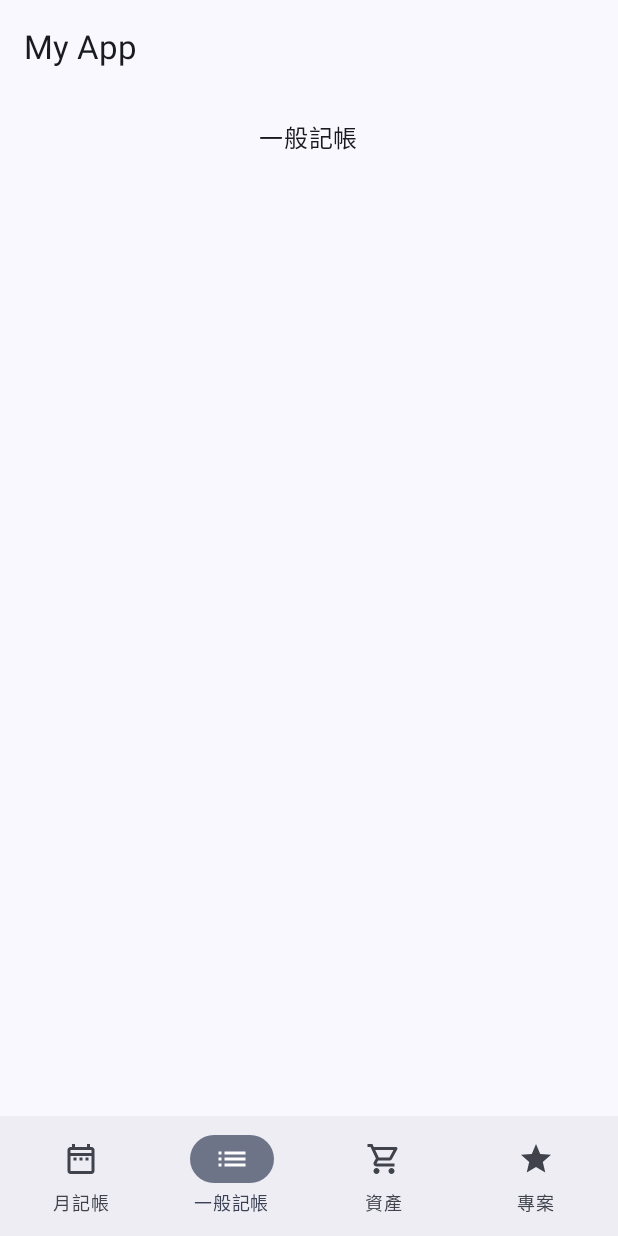
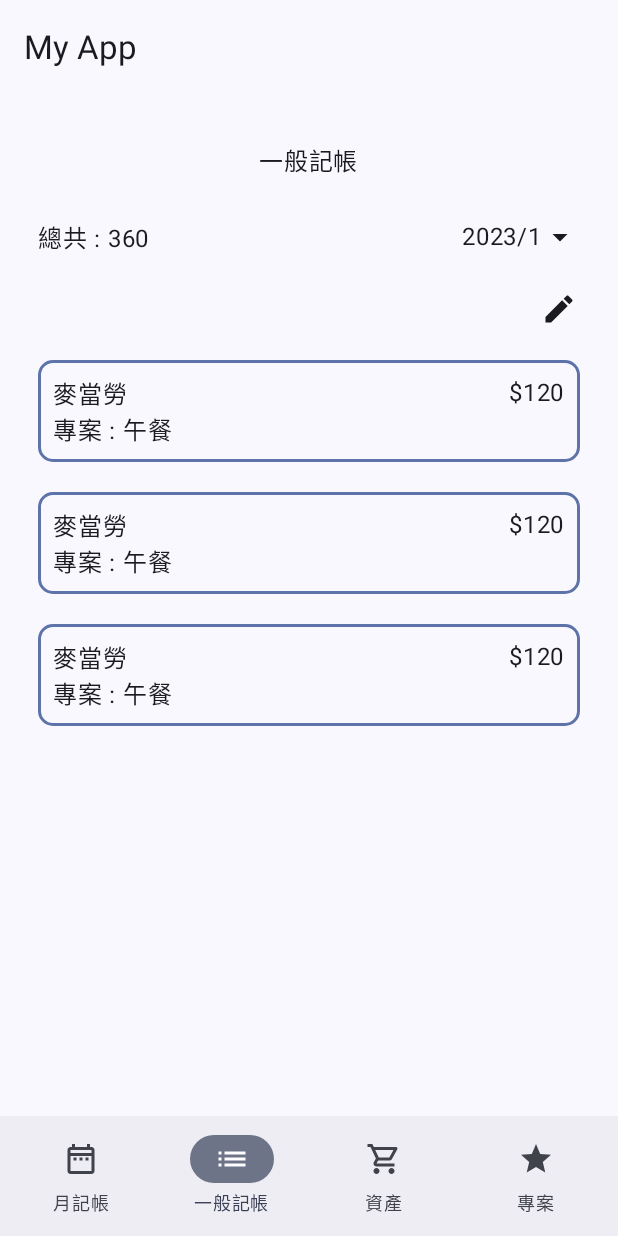
Before and after one commit to kikiouo201/FullMoonMoney, an Android app built with Jetpack Compose: the screen it shows after launch (MainActivity), item 2 of the bottom bar chosen, on a phone screen of 412 x 824 dp. Run offline under Robolectric (Android 15) with nearby library versions, the light colour scheme and no system bars.

Commit message:
Add the general accounting ui

```diff
--- a/app/src/main/java/com/example/fullmoonmoney/ui/custom/Table.kt
+++ b/app/src/main/java/com/example/fullmoonmoney/ui/custom/Table.kt
@@ -6,7 +6,6 @@ import androidx.compose.foundation.border
 import androidx.compose.foundation.layout.Row
 import androidx.compose.foundation.layout.padding
 import androidx.compose.foundation.text.KeyboardOptions
-import androidx.compose.material3.ExperimentalMaterial3Api
 import androidx.compose.material3.OutlinedTextField
 import androidx.compose.material3.Text
 import androidx.compose.runtime.Composable
@@ -40,7 +39,6 @@ fun TableHeaderCell(
 }
 
 // 內容
-@OptIn(ExperimentalMaterial3Api::class)
 @Composable
 fun TableContentCell(
     text: String,
--- /dev/null
+++ b/app/src/main/java/com/example/fullmoonmoney/ui/datePicker/DatePicker.kt
@@ -0,0 +1,76 @@
+package com.example.fullmoonmoney.ui.datePicker
+
+import androidx.compose.foundation.layout.Box
+import androidx.compose.foundation.layout.Row
+import androidx.compose.foundation.layout.fillMaxHeight
+import androidx.compose.foundation.layout.width
+import androidx.compose.material.icons.Icons
+import androidx.compose.material.icons.filled.ArrowDropDown
+import androidx.compose.material3.DatePicker
+import androidx.compose.material3.DatePickerDialog
+import androidx.compose.material3.ExperimentalMaterial3Api
+import androidx.compose.material3.Icon
+import androidx.compose.material3.IconButton
+import androidx.compose.material3.Text
+import androidx.compose.material3.TextButton
+import androidx.compose.material3.rememberDatePickerState
+import androidx.compose.runtime.Composable
+import androidx.compose.runtime.getValue
+import androidx.compose.runtime.mutableStateOf
+import androidx.compose.runtime.remember
+import androidx.compose.runtime.setValue
+import androidx.compose.ui.Alignment
+import androidx.compose.ui.Modifier
+import androidx.compose.ui.res.stringResource
+import androidx.compose.ui.unit.dp
+import com.example.fullmoonmoney.R
+import java.util.Calendar
+
+@OptIn(ExperimentalMaterial3Api::class)
+@Composable
+fun MonthDropdownMenu(selectedDate: Pair<Int, Int>, onSelected: (Pair<Int, Int>) -> Unit) {
+    // TODO 改成只選月日
+    var expanded by remember { mutableStateOf(false) }
+    val calendar = Calendar.getInstance()
+    calendar[Calendar.YEAR] = selectedDate.first
+    calendar[Calendar.MONTH] = selectedDate.second - 1
+    val datePickerState =
+        rememberDatePickerState(initialDisplayedMonthMillis = calendar.timeInMillis)
+
+    Box {
+        IconButton(modifier = Modifier.width(80.dp),
+            onClick = { expanded = true }) {
+            Row(verticalAlignment = Alignment.CenterVertically) {
+                Text(text = "${selectedDate.first}/${selectedDate.second}")
+                Icon(
+                    imageVector = Icons.Default.ArrowDropDown,
+                    modifier = Modifier.fillMaxHeight(),
+                    contentDescription = ""
+                )
+            }
+        }
+        if (expanded) {
+            DatePickerDialog(
+                onDismissRequest = { expanded = false },
+                confirmButton = {
+                    TextButton(onClick = {
+                        datePickerState.selectedDateMillis?.let {
+                            calendar.timeInMillis = it
+                        }
+                        onSelected(Pair(calendar[Calendar.YEAR], calendar[Calendar.MONTH] + 1))
+                        expanded = false
+                    }) {
+                        Text(stringResource(R.string.ok))
+                    }
+                },
+                dismissButton = {
+                    TextButton(onClick = { expanded = false }) {
+                        Text(stringResource(R.string.cancel))
+                    }
+                }
+            ) {
+                DatePicker(state = datePickerState)
+            }
+        }
+    }
+}
--- /dev/null
+++ b/app/src/main/java/com/example/fullmoonmoney/ui/generalAccounting/GeneralAccounting.kt
@@ -0,0 +1,210 @@
+package com.example.fullmoonmoney.ui.generalAccounting
+
+import androidx.compose.foundation.border
+import androidx.compose.foundation.layout.Arrangement
+import androidx.compose.foundation.layout.Column
+import androidx.compose.foundation.layout.Row
+import androidx.compose.foundation.layout.fillMaxSize
+import androidx.compose.foundation.layout.fillMaxWidth
+import androidx.compose.foundation.layout.padding
+import androidx.compose.foundation.shape.RoundedCornerShape
+import androidx.compose.material.icons.Icons
+import androidx.compose.material.icons.filled.Create
+import androidx.compose.material3.AlertDialog
+import androidx.compose.material3.Icon
+import androidx.compose.material3.IconButton
+import androidx.compose.material3.MaterialTheme
+import androidx.compose.material3.OutlinedTextField
+import androidx.compose.material3.Text
+import androidx.compose.material3.TextButton
+import androidx.compose.runtime.Composable
+import androidx.compose.runtime.getValue
+import androidx.compose.runtime.mutableStateOf
+import androidx.compose.runtime.remember
+import androidx.compose.runtime.setValue
+import androidx.compose.ui.Alignment
+import androidx.compose.ui.Modifier
+import androidx.compose.ui.res.stringResource
+import androidx.compose.ui.text.font.FontWeight
+import androidx.compose.ui.tooling.preview.Preview
+import androidx.compose.ui.unit.dp
+import androidx.lifecycle.viewmodel.compose.viewModel
+import com.example.fullmoonmoney.R
+import com.example.fullmoonmoney.ui.datePicker.MonthDropdownMenu
+import com.example.fullmoonmoney.ui.theme.FullMoonMoneyTheme
+
+@Composable
+fun GeneralAccounting(viewModel: GeneralAccountingViewModel = viewModel()) {
+    GeneralAccountingTable(viewModel)
+}
+
+@Composable
+fun GeneralAccountingTable(viewModel: GeneralAccountingViewModel) {
+    val selectedDate by remember { viewModel.selectedDate }
+    val tableData by remember { viewModel.selectedTableData }
+    var isAddFixedItemDialog by remember { mutableStateOf(false) }
+
+    Column(Modifier.fillMaxSize()) {
+        Text(
+            text = stringResource(R.string.general_accounting),
+            modifier = Modifier
+                .align(Alignment.CenterHorizontally)
+                .padding(vertical = 15.dp),
+            style = MaterialTheme.typography.bodyLarge
+        )
+        Row(
+            modifier = Modifier
+                .fillMaxWidth()
+                .padding(horizontal = 10.dp),
+            verticalAlignment = Alignment.CenterVertically,
+            horizontalArrangement = Arrangement.SpaceBetween,
+        ) {
+            Text(text = "總共 : ${viewModel.total.value}")
+            MonthDropdownMenu(selectedDate) {
+                // todo 改資料
+                viewModel.selectedDate.value = it
+            }
+        }
+        Row(
+            modifier = Modifier.fillMaxWidth(),
+            horizontalArrangement = Arrangement.End,
+        ) {
+            IconButton(onClick = { isAddFixedItemDialog = true }) {
+                Icon(
+                    imageVector = Icons.Filled.Create,
+                    contentDescription = "create"
+                )
+            }
+        }
+        tableData.forEach {
+            AccountingItem(it)
+        }
+        if (isAddFixedItemDialog) {
+            AddFixedItemDialog(
+                onAdd = { item, price, project ->
+                    viewModel.selectedTableData.value.add(
+                        AccountingDetail(
+                            itemName = item,
+                            price = price.toInt(),
+                            project = project
+                        )
+                    )
+                    isAddFixedItemDialog = false
+                },
+                onCancel = { isAddFixedItemDialog = false }
+            )
+        }
+    }
+}
+
+@Composable
+fun AccountingItem(detail: AccountingDetail) {
+    Column(
+        Modifier
+            .padding(10.dp)
+            .fillMaxWidth()
+            .border(
+                width = 2.dp,
+                color = MaterialTheme.colorScheme.primaryContainer,
+                shape = RoundedCornerShape(10.dp)
+            )
+            .padding(10.dp)
+    ) {
+        Row(
+            modifier = Modifier
+                .fillMaxWidth(), horizontalArrangement = Arrangement.SpaceBetween
+        ) {
+            Text(text = detail.itemName)
+            Text(text = "$${detail.price}")
+        }
+        detail.project.forEach {
+            Row {
+                Text(text = "${stringResource(id = R.string.project)} : ")
+                Text(text = it)
+            }
+        }
+    }
+}
+
+// 增加固定項目的 dialog
+@Composable
+fun AddFixedItemDialog(
+    onAdd: (String, String, MutableList<String>) -> Unit,
+    onCancel: () -> Unit
+) {
+    var itemValue by remember { mutableStateOf("") }
+    var priceValue by remember { mutableStateOf("") }
+    var projectValue by remember { mutableStateOf("") }
+
+    AlertDialog(
+        onDismissRequest = { onCancel() },
+        title = { Text(text = stringResource(R.string.add_item)) },
+        text = {
+            Column(modifier = Modifier.padding(5.dp)) {
+                Row(
+                    modifier = Modifier.padding(vertical = 5.dp),
+                    verticalAlignment = Alignment.CenterVertically
+                ) {
+                    Text(
+                        text = "${stringResource(R.string.item)} : ",
+                        style = MaterialTheme.typography.bodyLarge,
+                        fontWeight = FontWeight.Bold
+                    )
+                    OutlinedTextField(
+                        value = itemValue,
+                        onValueChange = { itemValue = it },
+                        modifier = Modifier.padding(5.dp)
+                    )
+                }
+                Row(
+                    modifier = Modifier.padding(vertical = 5.dp),
+                    verticalAlignment = Alignment.CenterVertically
+                ) {
+                    Text(
+                        text = "${stringResource(R.string.price)} : ",
+                        style = MaterialTheme.typography.bodyLarge,
+                        fontWeight = FontWeight.Bold
+                    )
+                    OutlinedTextField(
+                        value = priceValue,
+                        onValueChange = { priceValue = it },
+                        modifier = Modifier.padding(5.dp)
+                    )
+                }
+                Row(
+                    modifier = Modifier.padding(vertical = 5.dp),
+                    verticalAlignment = Alignment.CenterVertically
+                ) {
+                    Text(
+                        text = "${stringResource(R.string.project)} : ",
+                        style = MaterialTheme.typography.bodyLarge,
+                        fontWeight = FontWeight.Bold
+                    )
+                    OutlinedTextField(
+                        value = projectValue,
+                        onValueChange = { projectValue = it },
+                        modifier = Modifier.padding(5.dp)
+                    )
+                }
+            }
+        },
+        confirmButton = {
+            TextButton(onClick = { onAdd(itemValue, priceValue, mutableListOf(projectValue)) }) {
+                Text(stringResource(R.string.ok))
+            }
+        },
+        dismissButton = {
+            TextButton(onClick = { onCancel() }) {
+                Text(stringResource(R.string.cancel))
+            }
+        }
+    )
+}
+
+@Preview(showBackground = true)
+@Composable
+fun GreetingPreview() {
+    FullMoonMoneyTheme {
+        GeneralAccounting()
+    }
+}
--- /dev/null
+++ b/app/src/main/java/com/example/fullmoonmoney/ui/generalAccounting/GeneralAccountingViewModel.kt
@@ -0,0 +1,32 @@
+package com.example.fullmoonmoney.ui.generalAccounting
+
+import androidx.compose.runtime.mutableStateOf
+import androidx.lifecycle.ViewModel
+
+class GeneralAccountingViewModel : ViewModel() {
+    val total = mutableStateOf(0)
+    var selectedDate = mutableStateOf(Pair(2023, 1))
+    var selectedTableData = mutableStateOf(mutableListOf<AccountingDetail>())
+
+    init {
+        // 測試資料
+        val project = mutableListOf("午餐")
+        val accountingDetail = AccountingDetail(
+            itemName = "麥當勞",
+            price = 120,
+            project = project
+        )
+        selectedTableData.value.add(accountingDetail)
+        selectedTableData.value.add(accountingDetail)
+        selectedTableData.value.add(accountingDetail)
+        selectedTableData.value.forEach {
+            total.value += it.price
+        }
+    }
+}
+
+data class AccountingDetail(
+    var price: Int = 0,
+    var itemName: String = "",
+    var project: MutableList<String> = mutableListOf()
+)
--- a/app/src/main/java/com/example/fullmoonmoney/ui/home/Home.kt
+++ b/app/src/main/java/com/example/fullmoonmoney/ui/home/Home.kt
@@ -25,6 +25,7 @@ import androidx.compose.ui.tooling.preview.Preview
 import androidx.compose.ui.unit.dp
 import androidx.lifecycle.viewmodel.compose.viewModel
 import com.example.fullmoonmoney.R
+import com.example.fullmoonmoney.ui.generalAccounting.GeneralAccounting
 import com.example.fullmoonmoney.ui.monthlyAccounting.MonthlyAccounting
 import com.example.fullmoonmoney.ui.theme.FullMoonMoneyTheme
 
@@ -71,11 +72,7 @@ fun Home(
         ) {
             when (homeViewModel.homeCategories[state]) {
                 HomeCategory.Monthly -> MonthlyAccounting()
-                HomeCategory.General -> Text(
-                    text = stringResource(R.string.general_accounting),
-                    modifier = Modifier.align(Alignment.CenterHorizontally),
-                    style = MaterialTheme.typography.bodyLarge
-                )
+                HomeCategory.General -> GeneralAccounting()
 
                 HomeCategory.Assets -> Text(
                     text = stringResource(R.string.assets),
@@ -95,7 +92,7 @@ fun Home(
 
 @Preview(showBackground = true)
 @Composable
-fun GreetingPreview() {
+fun HomePreview() {
     FullMoonMoneyTheme {
         Home()
     }
--- a/app/src/main/java/com/example/fullmoonmoney/ui/monthlyAccounting/MonthlyAccounting.kt
+++ b/app/src/main/java/com/example/fullmoonmoney/ui/monthlyAccounting/MonthlyAccounting.kt
@@ -1,32 +1,24 @@
 package com.example.fullmoonmoney.ui.monthlyAccounting
 
-import androidx.compose.material3.DatePickerDialog
-import androidx.compose.material3.DatePicker
 import androidx.compose.foundation.layout.Arrangement
-import androidx.compose.foundation.layout.Box
 import androidx.compose.foundation.layout.Column
 import androidx.compose.foundation.layout.Row
-import androidx.compose.foundation.layout.fillMaxHeight
 import androidx.compose.foundation.layout.fillMaxSize
 import androidx.compose.foundation.layout.fillMaxWidth
 import androidx.compose.foundation.layout.height
 import androidx.compose.foundation.layout.padding
-import androidx.compose.foundation.layout.width
 import androidx.compose.foundation.layout.wrapContentHeight
 import androidx.compose.material.icons.Icons
-import androidx.compose.material.icons.filled.ArrowDropDown
 import androidx.compose.material.icons.filled.Create
 import androidx.compose.material3.AlertDialog
 import androidx.compose.material3.Button
 import androidx.compose.material3.ButtonDefaults
-import androidx.compose.material3.ExperimentalMaterial3Api
 import androidx.compose.material3.Icon
 import androidx.compose.material3.IconButton
 import androidx.compose.material3.MaterialTheme
 import androidx.compose.material3.OutlinedTextField
 import androidx.compose.material3.Text
 import androidx.compose.material3.TextButton
-import androidx.compose.material3.rememberDatePickerState
 import androidx.compose.runtime.Composable
 import androidx.compose.runtime.getValue
 import androidx.compose.runtime.mutableStateOf
@@ -44,8 +36,8 @@ import androidx.lifecycle.viewmodel.compose.viewModel
 import com.example.fullmoonmoney.R
 import com.example.fullmoonmoney.ui.custom.TableContentCell
 import com.example.fullmoonmoney.ui.custom.TableHeaderCell
+import com.example.fullmoonmoney.ui.datePicker.MonthDropdownMenu
 import com.example.fullmoonmoney.ui.theme.FullMoonMoneyTheme
-import java.util.Calendar
 
 // 月記帳
 @Composable
@@ -249,7 +241,13 @@ fun AddFixedItemDialog(
                     style = MaterialTheme.typography.bodyLarge,
                     fontWeight = FontWeight.Bold
                 )
-                itemData.forEach { Text(text = it) }
+                itemData.forEach {
+                    Text(
+                        modifier = Modifier.padding(horizontal = 15.dp),
+                        text = it,
+                        textAlign = TextAlign.Center
+                    )
+                }
                 Row(
                     modifier = Modifier.padding(vertical = 5.dp),
                     verticalAlignment = Alignment.CenterVertically
@@ -280,55 +278,6 @@ fun AddFixedItemDialog(
     )
 }
 
-@OptIn(ExperimentalMaterial3Api::class)
-@Composable
-fun MonthDropdownMenu(selectedDate: Pair<Int, Int>, onSelected: (Pair<Int, Int>) -> Unit) {
-    // TODO 改成只選月日
-    var expanded by remember { mutableStateOf(false) }
-    val calendar = Calendar.getInstance()
-    calendar[Calendar.YEAR] = selectedDate.first
-    calendar[Calendar.MONTH] = selectedDate.second
-    val datePickerState =
-        rememberDatePickerState(initialDisplayedMonthMillis = calendar.timeInMillis)
-
-    Box {
-        IconButton(modifier = Modifier.width(80.dp),
-            onClick = { expanded = true }) {
-            Row(verticalAlignment = Alignment.CenterVertically) {
-                Text(text = "${selectedDate.first}/${selectedDate.second}")
-                Icon(
-                    imageVector = Icons.Default.ArrowDropDown,
-                    modifier = Modifier.fillMaxHeight(),
-                    contentDescription = ""
-                )
-            }
-        }
-        if (expanded) {
-            DatePickerDialog(
-                onDismissRequest = { expanded = false },
-                confirmButton = {
-                    TextButton(onClick = {
-                        datePickerState.selectedDateMillis?.let {
-                            calendar.timeInMillis = it
-                        }
-                        onSelected(Pair(calendar[Calendar.YEAR], calendar[Calendar.MONTH] + 1))
-                        expanded = false
-                    }) {
-                        Text(stringResource(R.string.ok))
-                    }
-                },
-                dismissButton = {
-                    TextButton(onClick = { expanded = false }) {
-                        Text(stringResource(R.string.cancel))
-                    }
-                }
-            ) {
-                DatePicker(state = datePickerState)
-            }
-        }
-    }
-}
-
 @Preview(showBackground = true)
 @Composable
 fun MonthlyAccountingPreview() {
--- a/app/src/main/java/com/example/fullmoonmoney/ui/monthlyAccounting/MonthlyAccountingViewModel.kt
+++ b/app/src/main/java/com/example/fullmoonmoney/ui/monthlyAccounting/MonthlyAccountingViewModel.kt
@@ -25,7 +25,7 @@ class MonthlyAccountingViewModel : ViewModel() {
         MonthlyData().let {
             it.data["2023/1"] = listOf(Pair("A 銀行", ""), Pair("B 銀行", ""), Pair("現金", ""))
             it.data["2023/9"] = listOf(Pair("B 銀行", ""), Pair("現金", ""))
-            it.itemData = mutableListOf("A 銀行", "B 銀行", "現金")
+            it.fixedItem = mutableListOf("A 銀行", "B 銀行", "現金")
             allMonthlyData.value[MonthlyCategory.Income] = it
         }
         setMonthlyData()
@@ -48,12 +48,12 @@ class MonthlyAccountingViewModel : ViewModel() {
     }
 
     fun setItemData(item: String) {
-        allMonthlyData.value[currentMonthlyCategory.value]?.itemData?.add(item)
+        allMonthlyData.value[currentMonthlyCategory.value]?.fixedItem?.add(item)
         setMonthlyData()
     }
 
     fun getItemData(): List<String> {
-        return allMonthlyData.value[currentMonthlyCategory.value]?.itemData ?: listOf()
+        return allMonthlyData.value[currentMonthlyCategory.value]?.fixedItem ?: listOf()
     }
 
     private fun setMonthlyData() {
@@ -61,7 +61,7 @@ class MonthlyAccountingViewModel : ViewModel() {
             // 沒有 MonthlyCategory
             MonthlyData().let { monthlyData ->
                 val itemData = mutableListOf<Pair<String, String>>()
-                monthlyData.itemData.forEach { itemData.add(Pair(it, "")) }
+                monthlyData.fixedItem.forEach { itemData.add(Pair(it, "")) }
                 monthlyData.data[getMonthlyDataKey()] = itemData
                 allMonthlyData.value[currentMonthlyCategory.value] = monthlyData
             }
@@ -70,7 +70,7 @@ class MonthlyAccountingViewModel : ViewModel() {
             if (monthlyData.data[getMonthlyDataKey()].isNullOrEmpty()) {
                 // 沒有 MonthlyDataKey
                 val itemData = mutableListOf<Pair<String, String>>()
-                monthlyData.itemData.forEach { itemData.add(Pair(it, "")) }
+                monthlyData.fixedItem.forEach { itemData.add(Pair(it, "")) }
                 monthlyData.data[getMonthlyDataKey()] = itemData
                 selectedTableData.value = itemData
             } else {
@@ -121,7 +121,7 @@ class MonthlyAccountingViewModel : ViewModel() {
 data class MonthlyData(
     var total: SnapshotStateMap<String, Int> = mutableStateMapOf(),
     var data: SnapshotStateMap<String, List<Pair<String, String>>> = mutableStateMapOf(),
-    var itemData: MutableList<String> = mutableListOf()
+    var fixedItem: MutableList<String> = mutableListOf()
 )
 
 enum class MonthlyCategory(
--- a/app/src/main/res/values/strings.xml
+++ b/app/src/main/res/values/strings.xml
@@ -11,6 +11,7 @@
     <string name="invest">投資</string>
     <string name="expenditure">支出</string>
     <string name="debt">負債</string>
+    <string name="price">價錢</string>
     <string name="ok">確定</string>
     <string name="cancel">取消</string>
 </resources>
```
